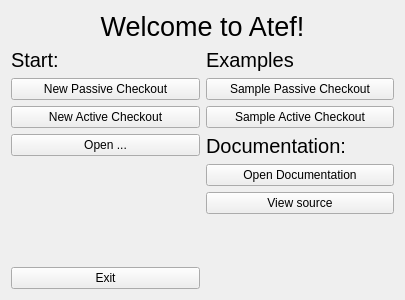
This is atef/ui/landing_page.ui in pcdshub/atef as Qt 5 draws it before an edit. The edited form follows.
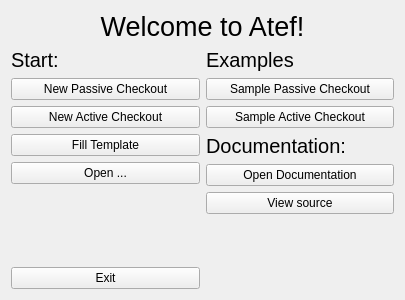
This is the edited form.

Commit message: MNT/GUI: make default match/replace fns, FillTemplatePage skeleton-code

Diff of the .ui file:
```diff
--- a/atef/ui/landing_page.ui
+++ b/atef/ui/landing_page.ui
@@ -71,6 +71,13 @@
          </property>
         </widget>
        </item>
+       <item>
+        <widget class="QPushButton" name="fill_template_button">
+         <property name="text">
+          <string>Fill Template</string>
+         </property>
+        </widget>
+       </item>
        <item>
         <widget class="QPushButton" name="open_button">
          <property name="text">
```
The commit also changes 4 other files.
